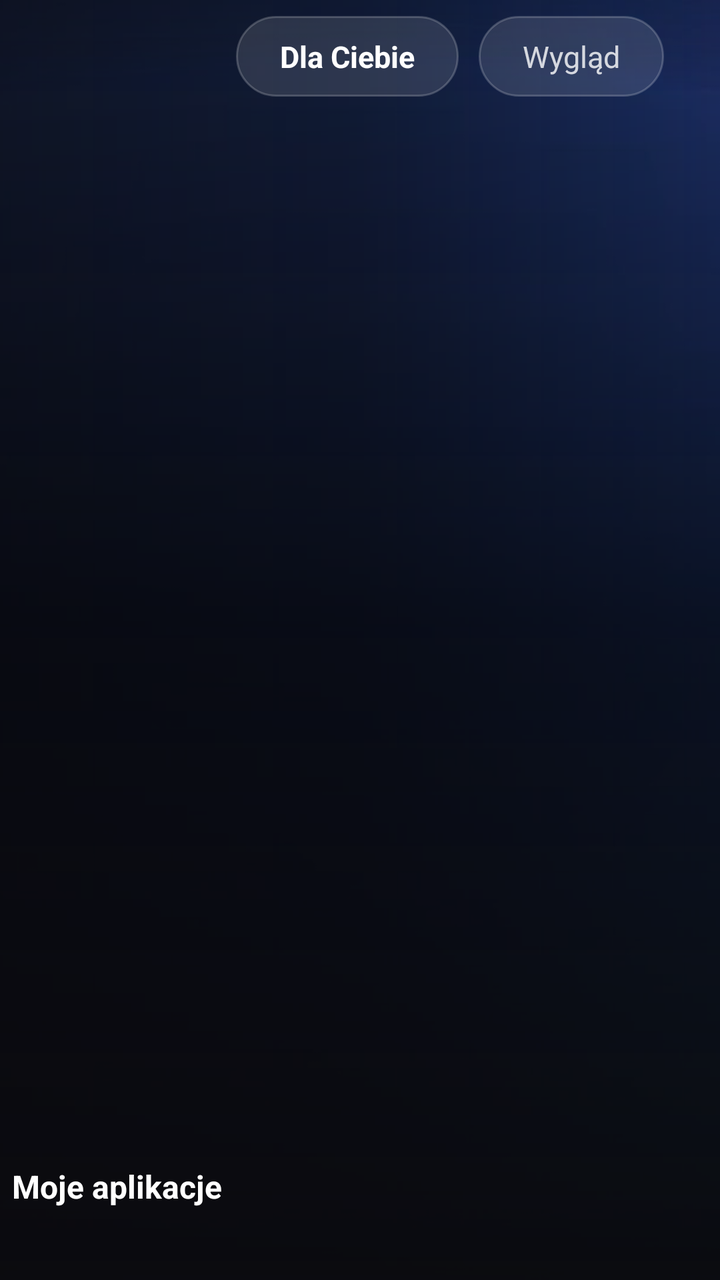
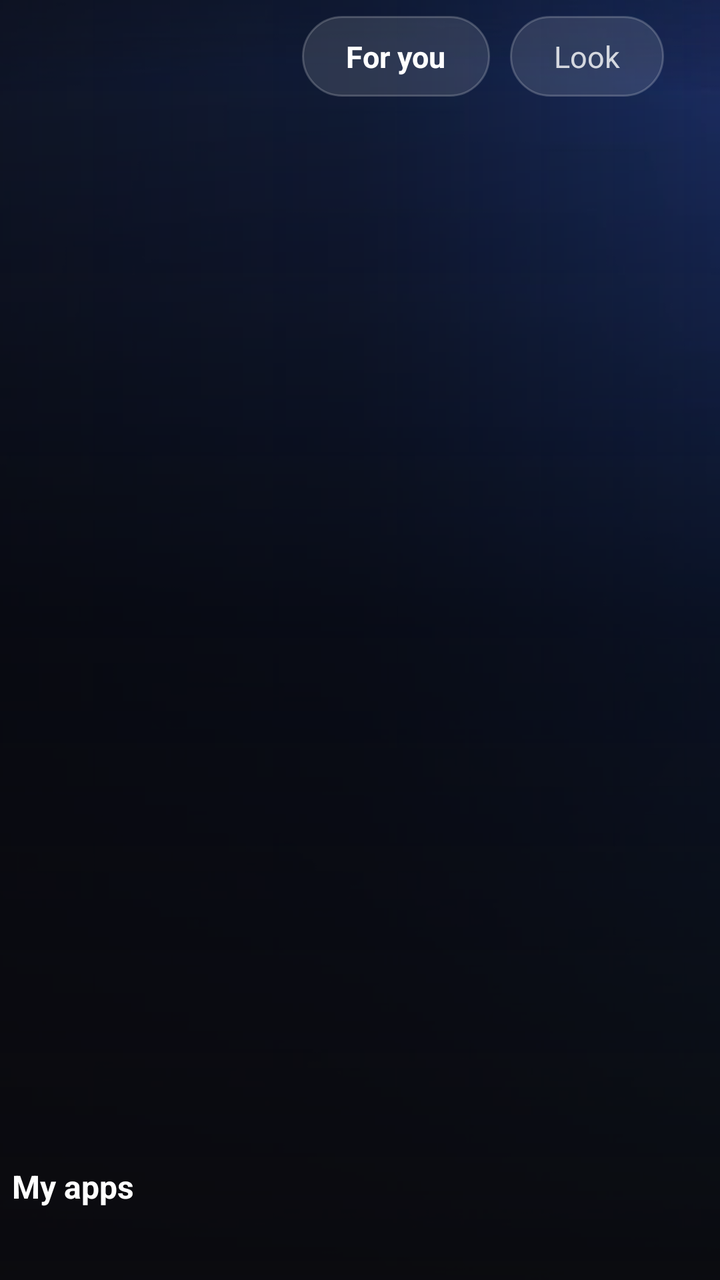

Compare the two renders of this Android layout. The source of the first and the diff that turns it into the second are given below.
<!-- AndroidManifest.xml: application theme AppTheme -->
<!-- res/layout/activity_main.xml -->
<?xml version="1.0" encoding="utf-8"?>
<FrameLayout xmlns:android="http://schemas.android.com/apk/res/android"
    android:layout_width="match_parent"
    android:layout_height="match_parent"
    android:background="@color/bg">

<View
        android:id="@+id/gradientBg"
        android:layout_width="match_parent"
        android:layout_height="match_parent"
        android:background="@drawable/bg_screen"
        android:visibility="gone" />

        <ImageView
        android:id="@+id/backdrop"
        android:layout_width="match_parent"
        android:layout_height="match_parent"
        android:scaleType="centerCrop"
        android:src="@drawable/wp_main" />

    
    <View
        android:id="@+id/overlayDim"
        android:layout_width="match_parent"
        android:layout_height="match_parent"
        android:background="#0A131318" />

    <View
        android:id="@+id/overlayLeft"
        android:layout_width="match_parent"
        android:layout_height="match_parent"
        android:background="@drawable/bg_scrim_left" />

    <View
        android:id="@+id/overlayBottom"
        android:layout_width="match_parent"
        android:layout_height="match_parent"
        android:background="@drawable/bg_scrim" />

    <LinearLayout
        android:layout_width="match_parent"
        android:layout_height="match_parent"
        android:orientation="vertical"
        android:paddingLeft="6dp"
        android:paddingRight="6dp"
        android:paddingTop="8dp"
        android:paddingBottom="6dp">

       
        <LinearLayout
            android:layout_width="match_parent"
            android:layout_height="wrap_content"
            android:orientation="horizontal"
            android:paddingRight="22dp">

            <LinearLayout
                android:layout_width="0dp"
                android:layout_height="wrap_content"
                android:layout_weight="1"
                android:paddingLeft="26dp"
                android:paddingTop="10dp"
                android:orientation="vertical">

                <TextView
                    android:id="@+id/clock"
                    android:layout_width="wrap_content"
                    android:layout_height="wrap_content"
                    android:textSize="54sp"
                    android:fontFamily="sans-serif-light"
                    android:letterSpacing="-0.02"
                    android:textColor="#FFFFFFFF"
                    android:shadowColor="#80000000"
                    android:shadowDx="0"
                    android:shadowDy="2"
                    android:shadowRadius="12" />

                <TextView
                    android:id="@+id/clockDate"
                    android:layout_width="wrap_content"
                    android:layout_height="wrap_content"
                    android:layout_marginTop="-6dp"
                    android:textSize="15sp"
                    android:textColor="#CCFFFFFF" />
            </LinearLayout>

            <TextView
                android:id="@+id/tabYou"
                android:layout_width="wrap_content"
                android:layout_height="wrap_content"
                android:layout_marginLeft="10dp"
                android:background="@drawable/bg_pill_selector"
                android:paddingLeft="22dp"
                android:paddingRight="22dp"
                android:paddingTop="10dp"
                android:paddingBottom="10dp"
                android:text="@string/tab_you"
                android:textSize="15sp"
                android:textStyle="bold"
                android:textColor="#FFFFFFFF" />

            <TextView
                android:id="@+id/tabSettings"
                android:layout_width="wrap_content"
                android:layout_height="wrap_content"
                android:layout_marginLeft="10dp"
                android:background="@drawable/bg_pill_selector"
                android:paddingLeft="22dp"
                android:paddingRight="22dp"
                android:paddingTop="10dp"
                android:paddingBottom="10dp"
                android:text="@string/tab_settings"
                android:textSize="15sp"
                android:textColor="#CCFFFFFF" />
        </LinearLayout>

        <FrameLayout
            android:layout_width="match_parent"
            android:layout_height="0dp"
            android:layout_weight="1">

            
            <LinearLayout
                android:id="@+id/clockHero"
                android:layout_width="match_parent"
                android:layout_height="wrap_content"
                android:layout_gravity="top|center_horizontal"
                android:layout_marginTop="40dp"
                android:gravity="center_horizontal"
                android:orientation="vertical"
                android:visibility="gone">

                <TextView
                    android:id="@+id/clockHeroTime"
                    android:layout_width="wrap_content"
                    android:layout_height="wrap_content"
                    android:textSize="104sp"
                    android:fontFamily="sans-serif-light"
                    android:letterSpacing="-0.03"
                    android:textColor="#FFFFFFFF"
                    android:shadowColor="#80000000"
                    android:shadowDx="0"
                    android:shadowDy="3"
                    android:shadowRadius="18" />

                <TextView
                    android:id="@+id/clockHeroDate"
                    android:layout_width="wrap_content"
                    android:layout_height="wrap_content"
                    android:textSize="20sp"
                    android:textColor="#D9FFFFFF" />
            </LinearLayout>
            
            <LinearLayout
                android:id="@+id/screenHome"
                android:layout_width="match_parent"
                android:layout_height="match_parent"
                android:orientation="vertical"
                android:paddingBottom="10dp"
                android:gravity="bottom">

                
                <LinearLayout
                    android:id="@+id/homeHost"
                    android:layout_width="match_parent"
                    android:layout_height="wrap_content"
                    android:orientation="vertical"
                    android:gravity="bottom"
                    android:visibility="gone" />

                <TextView
                    android:id="@+id/continueTitle"
                    android:layout_width="wrap_content"
                    android:layout_height="wrap_content"
                    android:layout_marginTop="10dp"
                    android:text="@string/row_continue"
                    android:textSize="16sp"
                    android:textStyle="bold"
                    android:textColor="@color/text"
                    android:visibility="gone" />

                <HorizontalScrollView
                    android:id="@+id/continueScroll"
                    android:layout_width="match_parent"
                    android:layout_height="wrap_content"
                    android:layout_marginTop="8dp"
                    android:scrollbars="none"
                    android:clipToPadding="false"
                    android:clipChildren="false"
                    android:paddingTop="12dp"
                    android:visibility="gone">

                    <LinearLayout
                        android:id="@+id/rowContinue"
                        android:layout_width="wrap_content"
                        android:layout_height="wrap_content"
                        android:orientation="horizontal"
                        android:clipChildren="false" />
                </HorizontalScrollView>


                <TextView
                    android:id="@+id/rowTitle"
                    android:layout_width="wrap_content"
                    android:layout_height="wrap_content"
                    android:text="@string/row_apps"
                    android:textSize="16sp"
                    android:textStyle="bold"
                    android:textColor="@color/text" />

                <HorizontalScrollView
                    android:layout_width="match_parent"
                    android:layout_height="wrap_content"
                    android:layout_marginTop="8dp"
                    android:scrollbars="none"
                    android:clipToPadding="false"
                    android:clipChildren="false"
                    android:paddingTop="12dp">

                    <LinearLayout
                        android:id="@+id/rowCards"
                        android:layout_width="wrap_content"
                        android:layout_height="wrap_content"
                        android:orientation="horizontal"
                        android:clipChildren="false" />
                </HorizontalScrollView>
            </LinearLayout>

            
            <LinearLayout
                android:id="@+id/screenSettings"
                android:layout_width="match_parent"
                android:layout_height="match_parent"
                android:orientation="vertical"
                android:visibility="gone">

                <TextView
                    android:layout_width="wrap_content"
                    android:layout_height="wrap_content"
                    android:text="@string/title_settings"
                    android:textSize="20sp"
                    android:textStyle="bold"
                    android:textColor="@color/text" />

                <ScrollView
                    android:layout_width="match_parent"
                    android:layout_height="0dp"
                    android:layout_weight="1"
                    android:layout_marginTop="14dp"
                    android:scrollbars="none">

                    <LinearLayout
                        android:id="@+id/settingsList"
                        android:layout_width="match_parent"
                        android:layout_height="wrap_content"
                        android:orientation="vertical" />
                </ScrollView>
            </LinearLayout>
        </FrameLayout>
    </LinearLayout>
    
    <View
        android:id="@+id/panelDim"
        android:layout_width="match_parent"
        android:layout_height="match_parent"
        android:background="#99000000"
        android:visibility="gone" />

    <LinearLayout
        android:id="@+id/panel"
        android:layout_width="360dp"
        android:layout_height="match_parent"
        android:layout_gravity="end"
        android:orientation="vertical"
        android:gravity="top"
        android:paddingLeft="22dp"
        android:paddingRight="22dp"
        android:paddingTop="26dp"
        android:paddingBottom="18dp"
        android:background="#F00E1014"
        android:visibility="gone">

        <TextView
            android:layout_width="wrap_content"
            android:layout_height="wrap_content"
            android:text="Zmień wygląd"
            android:textSize="24sp"
            android:textColor="#FFFFFFFF"
            android:layout_marginBottom="16dp" />

        <LinearLayout
            android:id="@+id/panelRows"
            android:layout_width="match_parent"
            android:layout_height="wrap_content"
            android:orientation="vertical" />

        <TextView
            android:layout_width="match_parent"
            android:layout_height="wrap_content"
            android:layout_marginTop="14dp"
            android:text="Strzałki zmieniają ustawienie. Zmiany zapisują się od razu."
            android:textSize="11sp"
            android:textColor="#8AFFFFFF" />
    </LinearLayout>

    <LinearLayout
        android:id="@+id/picker"
        android:layout_width="520dp"
        android:layout_height="wrap_content"
        android:layout_gravity="center"
        android:orientation="vertical"
        android:background="#F00E1014"
        android:padding="20dp"
        android:visibility="gone" />
</FrameLayout>
<!-- resources referenced by this layout -->
<resources>
  <color name="bg">#FF0B0B0D</color>
  <color name="text">#FFFFFFFF</color>
  <!-- drawable bg_pill_selector (drawable) -->
  <?xml version="1.0" encoding="utf-8"?>
  <selector xmlns:android="http://schemas.android.com/apk/res/android">
      <item android:state_focused="true">
          <shape android:shape="rectangle">
              <solid android:color="#F2FFFFFF" />
              <corners android:radius="22dp" />
          </shape>
      </item>
      <item>
          <shape android:shape="rectangle">
              <solid android:color="#1FFFFFFF" />
              <stroke android:width="1dp" android:color="#33FFFFFF" />
              <corners android:radius="22dp" />
          </shape>
      </item>
  </selector>
  <!-- drawable bg_screen (drawable) -->
  <?xml version="1.0" encoding="utf-8"?>
  <shape xmlns:android="http://schemas.android.com/apk/res/android" android:shape="rectangle">
      <gradient
          android:startColor="#FF1E2430"
          android:centerColor="#FF10131A"
          android:endColor="#FF07080B"
          android:angle="270" />
  </shape>
  <!-- drawable bg_scrim (drawable) -->
  <?xml version="1.0" encoding="utf-8"?>
  <shape xmlns:android="http://schemas.android.com/apk/res/android" android:shape="rectangle">
      <gradient
          android:startColor="#00000000"
          android:centerColor="#B3050508"
          android:endColor="#F70A0A0E"
          android:angle="270" />
  </shape>
  <!-- drawable bg_scrim_left (drawable) -->
  <?xml version="1.0" encoding="utf-8"?>
  <shape xmlns:android="http://schemas.android.com/apk/res/android" android:shape="rectangle">
      <gradient
          android:startColor="#B30A0A0E"
          android:centerColor="#800A0A0E"
          android:endColor="#00000000"
          android:angle="0" />
  </shape>
  <!-- drawable wp_main: jpg bitmap (drawable-nodpi, 24066 bytes) -->
  <string name="row_apps">Moje aplikacje</string>
  <string name="row_continue">Kontynuuj oglądanie</string>
  <string name="tab_settings">Wygląd</string>
  <string name="tab_you">Dla Ciebie</string>
  <string name="title_settings">Ustawienia</string>
  <style name="AppTheme" parent="@android:style/Theme.Material.NoActionBar">
          <item name="android:windowBackground">@color/bg</item>
          <item name="android:colorBackground">@color/bg</item>
          <item name="android:navigationBarColor">@color/bg</item>
          <item name="android:statusBarColor">@color/bg</item>
          <item name="android:windowActionBar">false</item>
      </style>
</resources>

<!-- the commit's change to res/layout/activity_main.xml (unified diff, before → after) -->
@@ -282,7 +282,7 @@
         <TextView
             android:layout_width="wrap_content"
             android:layout_height="wrap_content"
-            android:text="Zmień wygląd"
+            android:text="@string/panel_title"
             android:textSize="24sp"
             android:textColor="#FFFFFFFF"
             android:layout_marginBottom="16dp" />
@@ -297,7 +297,7 @@
             android:layout_width="match_parent"
             android:layout_height="wrap_content"
             android:layout_marginTop="14dp"
-            android:text="Strzałki zmieniają ustawienie. Zmiany zapisują się od razu."
+            android:text="@string/panel_footer"
             android:textSize="11sp"
             android:textColor="#8AFFFFFF" />
     </LinearLayout>
<!-- resource entries referenced after the edit -->
@@ -47,11 +47,13 @@
           android:angle="0" />
   </shape>
   <!-- drawable wp_main: jpg bitmap (drawable-nodpi, 24066 bytes) -->
-  <string name="row_apps">Moje aplikacje</string>
-  <string name="row_continue">Kontynuuj oglądanie</string>
-  <string name="tab_settings">Wygląd</string>
-  <string name="tab_you">Dla Ciebie</string>
-  <string name="title_settings">Ustawienia</string>
+  <string name="panel_footer">Arrows change a setting. Changes are saved right away.</string>
+  <string name="panel_title">Change the look</string>
+  <string name="row_apps">My apps</string>
+  <string name="row_continue">Continue watching</string>
+  <string name="tab_settings">Look</string>
+  <string name="tab_you">For you</string>
+  <string name="title_settings">Settings</string>
   <style name="AppTheme" parent="@android:style/Theme.Material.NoActionBar">
           <item name="android:windowBackground">@color/bg</item>
           <item name="android:colorBackground">@color/bg</item>
